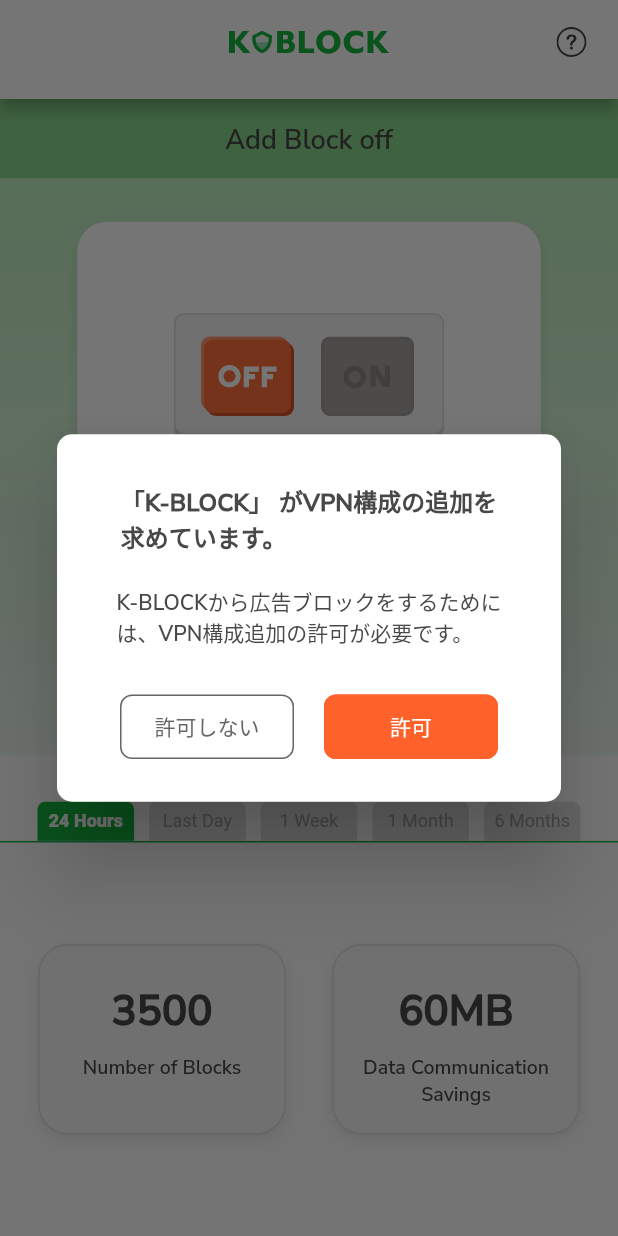
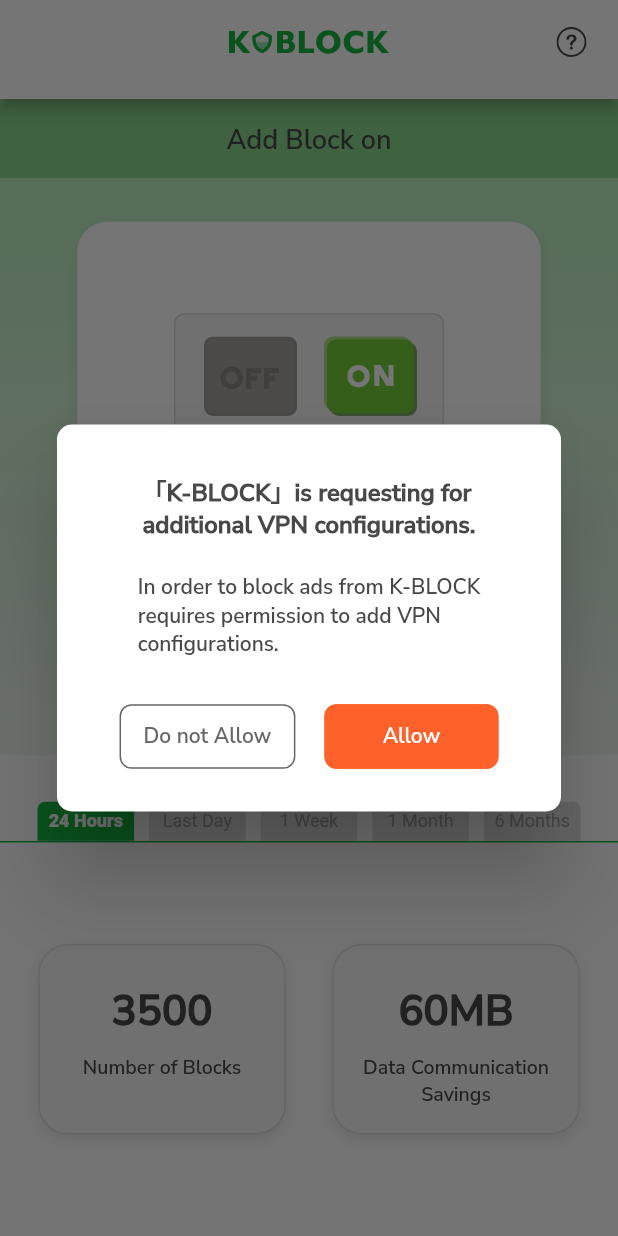
Before and after one commit to clydegold8/simple-flutter-app, a Flutter app: the HomeScreen screen opened directly, after a tap on an icon or button, on a phone screen of 412 x 824 dp. Run offline on Flutter 3.47's test engine with Material 2 defaults, Android fonts, the phone set to English and light mode, and no system bars; our stand-ins replace flutter_riverpod, flutter_svg, syncfusion_flutter_charts; missing offline and left inert: app_settings, just_the_tooltip, widgetbook, widgetbook_annotation; generated files the repository leaves out were written again.

Commit message:
Add localization and opening of settings for vpn config popup

```diff
--- a/lib/src/features/ad_blocker/presentation/ad_blocker_control.dart
+++ b/lib/src/features/ad_blocker/presentation/ad_blocker_control.dart
@@ -2,6 +2,7 @@
 import 'package:flutter_gen/gen_l10n/app_localizations.dart';
 import 'package:flutter_svg/flutter_svg.dart';
 import 'package:flutter_riverpod/flutter_riverpod.dart';
+import 'package:app_settings/app_settings.dart';
 
 import 'package:k_block_app/src/constants/colors.dart';
 import 'package:k_block_app/src/constants/providers.dart';
@@ -14,6 +15,44 @@
 
   @override
   ConsumerState<AdBlockerControl> createState() => _AdBlockerControlState();
+}
+
+Future<void> onFirstTimeOn(BuildContext context) {
+  return showDialog<void>(
+      context: context,
+      builder: (BuildContext context) {
+        const baseTextStyle = TextStyle(color: KBlockColors.foregroundColor);
+
+        return SimpleDialogueWidget(
+            edgeInsetsBtnPadding: const EdgeInsets.only(top: 17),
+            onClickNegativeBtn: () {
+              Navigator.of(context).pop();
+            },
+            onClickPositiveBtn: () {
+              Navigator.of(context).pop();
+              AppSettings.openDeviceSettings();
+            },
+            negativeBtnText:
+                AppLocalizations.of(context)?.dont_allow ?? '許可しない',
+            positiveBtnText: AppLocalizations.of(context)?.allow ?? '許可',
+            child: Column(
+              children: [
+                Text(
+                  AppLocalizations.of(context)?.request_vpn_config_title ??
+                      '「K-BLOCK」 がVPN構成の追加を\n求めています。',
+                  style: baseTextStyle.copyWith(
+                      fontSize: 16, fontWeight: FontWeight.w800),
+                ),
+                Padding(
+                  padding: const EdgeInsets.only(top: 21, bottom: 11),
+                  child: Text(
+                      AppLocalizations.of(context)?.request_vpn_config_desc ??
+                          'K-BLOCKから広告ブロックをするために\nは、VPN構成追加の許可が必要です。',
+                      style: baseTextStyle.copyWith(fontSize: 14)),
+                )
+              ],
+            ));
+      });
 }
 
 class _AdBlockerControlState extends ConsumerState<AdBlockerControl> {
@@ -63,52 +102,13 @@
   bool isAdBlockerBrowserApp = false;
   bool isFirstTimeOn = true;
 
-  Future<void> onFirstTimeOn() {
-    return showDialog<void>(
-        context: context,
-        builder: (BuildContext context) {
-          const baseTextStyle = TextStyle(color: KBlockColors.foregroundColor);
+  void onTapAdBlockerSwitch(bool value) {
+    setState(() {
+      ref.read(adBlockerSwitchStateProvider.notifier).state = value;
+    });
 
-          return SimpleDialogueWidget(
-              edgeInsetsBtnPadding: const EdgeInsets.only(top: 17),
-              onClickNegativeBtn: () {
-                Navigator.of(context).pop();
-                setState(() {
-                  ref.read(adBlockerSwitchStateProvider.notifier).state = true;
-                });
-              },
-              onClickPositiveBtn: () {
-                Navigator.of(context).pop();
-                setState(() {
-                  ref.read(adBlockerSwitchStateProvider.notifier).state = true;
-                });
-              },
-              negativeBtnText: '許可しない',
-              positiveBtnText: '許可',
-              child: Column(
-                children: [
-                  Text(
-                    '「K-BLOCK」 がVPN構成の追加を\n求めています。',
-                    style: baseTextStyle.copyWith(
-                        fontSize: 16, fontWeight: FontWeight.w800),
-                  ),
-                  Padding(
-                    padding: const EdgeInsets.only(top: 21, bottom: 11),
-                    child: Text('K-BLOCKから広告ブロックをするために\nは、VPN構成追加の許可が必要です。',
-                        style: baseTextStyle.copyWith(fontSize: 14)),
-                  )
-                ],
-              ));
-        });
-  }
-
-  void onTapAdBlockerSwitch(bool value) {
     if (value && isFirstTimeOn) {
-      onFirstTimeOn();
-    } else {
-      setState(() {
-        ref.read(adBlockerSwitchStateProvider.notifier).state = value;
-      });
+      onFirstTimeOn(context);
     }
   }
 
@@ -173,7 +173,9 @@
                           mainAxisAlignment: MainAxisAlignment.spaceEvenly,
                           children: [
                             GestureDetector(
-                              onTap: () => onTapAdBlockerSwitch(false),
+                              onTap: () => isAdBlockerOn
+                                  ? onTapAdBlockerSwitch(false)
+                                  : null,
                               child: isAdBlockerOn
                                   ? (activeSwitchButton == 'switch'
                                       ? offDownImage
@@ -183,7 +185,9 @@
                                       : powerOrangeImage),
                             ),
                             GestureDetector(
-                              onTap: () => onTapAdBlockerSwitch(true),
+                              onTap: () => isAdBlockerOn
+                                  ? null
+                                  : onTapAdBlockerSwitch(true),
                               child: isAdBlockerOn
                                   ? (activeSwitchButton == 'switch'
                                       ? onRaisedImage
--- a/lib/src/localization/app_en.arb
+++ b/lib/src/localization/app_en.arb
@@ -145,5 +145,9 @@
     "enter_btn": "Proceed",
     "close_btn": "Close up",
     "incorrect_serial_code": "Incorrect serial code. Please try again.",
-    "maximum_devices_reached": "It cannot be used because it exceeds the maximum number of devices that can be used."
+    "maximum_devices_reached": "It cannot be used because it exceeds the maximum number of devices that can be used.",
+    "request_vpn_config_title": "「K-BLOCK」is requesting for\nadditional VPN configurations.",
+    "request_vpn_config_desc": "In order to block ads from K-BLOCK\nrequires permission to add VPN\nconfigurations.",
+    "dont_allow": "Do not Allow",
+    "allow": "Allow"
 }
--- a/lib/src/localization/app_ja.arb
+++ b/lib/src/localization/app_ja.arb
@@ -145,5 +145,9 @@
     "enter_btn": "認正",
     "close_btn": "閉じる",
     "incorrect_serial_code": "シリアルコードが正しくありません。\nもう一度入力し直してください。",
-    "maximum_devices_reached": "利用台数の上限を超えているため\nご利用いただけません。"
+    "maximum_devices_reached": "利用台数の上限を超えているため\nご利用いただけません。",
+    "request_vpn_config_title": "「K-BLOCK」 がVPN構成の追加を\n求めています。",
+    "request_vpn_config_desc": "K-BLOCKから広告ブロックをするために\nは、VPN構成追加の許可が必要です。",
+    "dont_allow": "許可しない",
+    "allow": "許可"
 }
--- a/pubspec.yaml
+++ b/pubspec.yaml
@@ -44,6 +44,7 @@
   flutter_riverpod: ^2.1.1
   just_the_tooltip: ^0.0.12
   syncfusion_flutter_charts: ^20.4.43
+  app_settings: ^4.2.0
 
 dev_dependencies:
   flutter_test:
```
